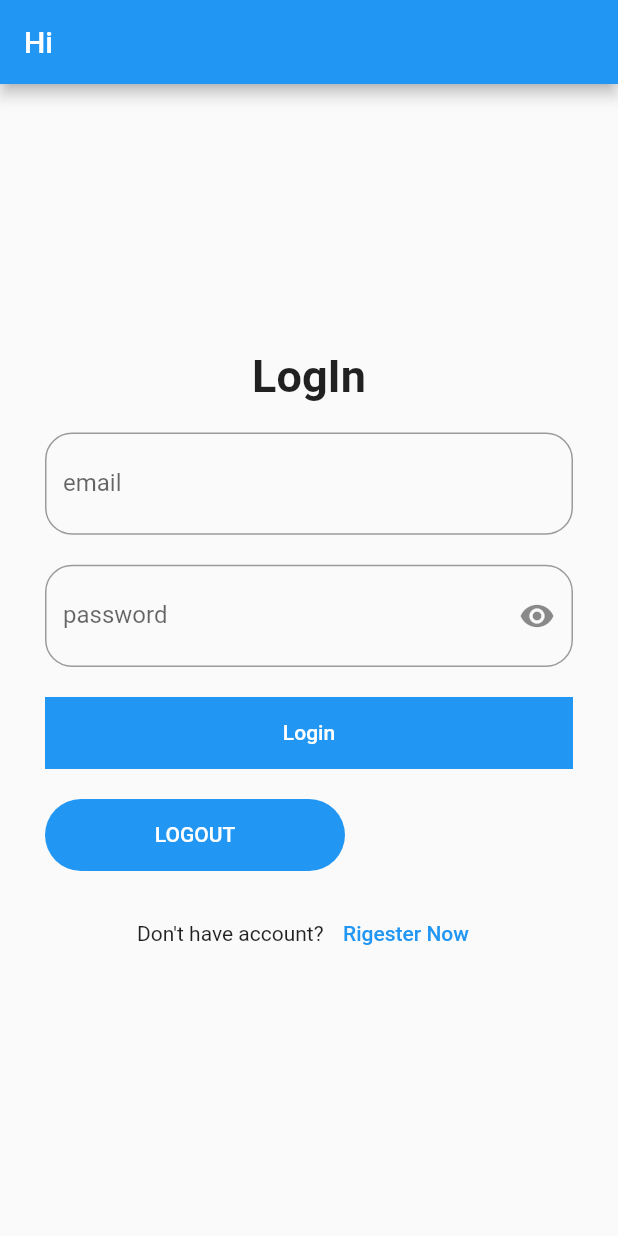
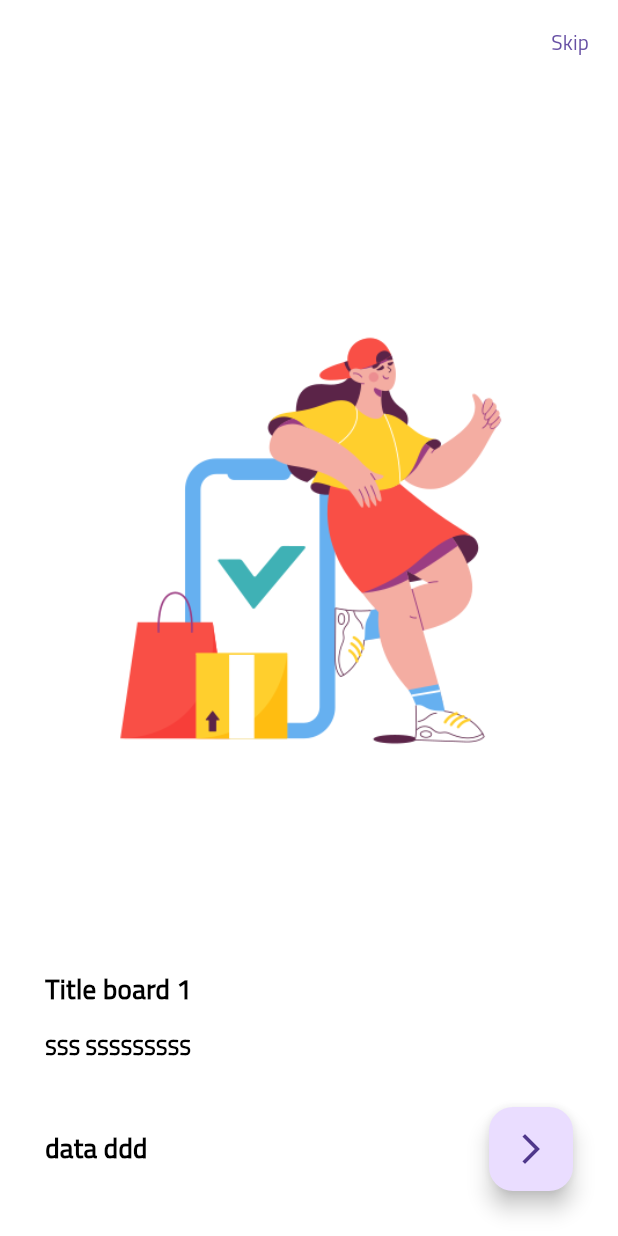
Before and after one commit to abdobassel/shop_e_commerce_flutter, a Flutter app: the screen it shows after launch, on a phone screen of 412 x 824 dp. Run offline on Flutter 3.47's test engine with Material 2 defaults, Android fonts, the phone set to English and light mode, and no system bars; our stand-ins replace dio, flutter_bloc, shared_preferences.

Commit message:
themes and create item pageview onboarding  and row under that

```diff
--- a/lib/main.dart
+++ b/lib/main.dart
@@ -1,5 +1,7 @@
 import 'package:flutter/material.dart';
 import 'package:shop_app/login/login.dart';
+import 'package:shop_app/onBoaring/onboarding_screen.dart';
+import 'package:shop_app/shared/themes.dart';
 
 void main() {
   runApp(const Shop());
@@ -12,7 +14,8 @@ class Shop extends StatelessWidget {
   Widget build(BuildContext context) {
     return MaterialApp(
       debugShowCheckedModeBanner: false,
-      home: Login(),
+      home: onBoardingScreen(),
+      theme: lightTheme,
     );
   }
 }
--- /dev/null
+++ b/lib/onBoaring/onboarding_screen.dart
@@ -0,0 +1,61 @@
+import 'package:flutter/material.dart';
+
+class onBoardingScreen extends StatelessWidget {
+  onBoardingScreen({super.key});
+  var pageController = PageController();
+  @override
+  Widget build(BuildContext context) {
+    return Scaffold(
+      appBar:
+          AppBar(actions: [TextButton(onPressed: () {}, child: Text('Skip'))]),
+      body: Padding(
+        padding: const EdgeInsets.all(30.0),
+        child: Column(
+          crossAxisAlignment: CrossAxisAlignment.start,
+          children: [
+            Expanded(
+              child: PageView.builder(
+                itemBuilder: (context, index) => ItemOnBoarding(),
+                itemCount: 3,
+                controller: pageController,
+                onPageChanged: (value) {},
+              ),
+            ),
+            SizedBox(
+              height: 30,
+            ),
+            Row(
+              mainAxisAlignment: MainAxisAlignment.start,
+              children: [
+                Text('data ddd'),
+                Spacer(),
+                FloatingActionButton(
+                  onPressed: () {},
+                  child: Icon(Icons.arrow_forward_ios),
+                )
+              ],
+            )
+          ],
+        ),
+      ),
+    );
+  }
+
+  Widget ItemOnBoarding() => Column(
+        crossAxisAlignment: CrossAxisAlignment.start,
+        children: [
+          Expanded(child: Image(image: AssetImage('assets/images/done.png'))),
+          SizedBox(
+            height: 25,
+          ),
+          Text(
+            'Title board 1',
+            style: TextStyle(fontSize: 18),
+          ),
+          SizedBox(
+            height: 15,
+          ),
+          Text('SSS SSSSSSSSS', style: TextStyle(fontSize: 14)),
+        ],
+      );
+}
--- /dev/null
+++ b/lib/shared/themes.dart
@@ -0,0 +1,67 @@
+import 'package:flutter/material.dart';
+import 'package:flutter/services.dart';
+
+ThemeData lightTheme = ThemeData(
+  fontFamily: 'cairo',
+  useMaterial3: true,
+  progressIndicatorTheme:
+      ProgressIndicatorThemeData(circularTrackColor: Colors.blue),
+  inputDecorationTheme: InputDecorationTheme(
+      labelStyle: TextStyle(color: const Color.fromARGB(255, 196, 207, 216)),
+      hintStyle: TextStyle(color: Colors.blue)),
+  scaffoldBackgroundColor: Colors.white,
+  appBarTheme: AppBarTheme(
+      scrolledUnderElevation: 0.0,
+      iconTheme: IconThemeData(color: Colors.black),
+      titleTextStyle: TextStyle(
+          color: Colors.black, fontWeight: FontWeight.bold, fontSize: 22),
+      elevation: 0.0,
+      systemOverlayStyle: SystemUiOverlayStyle(
+          statusBarBrightness: Brightness.dark,
+          statusBarIconBrightness: Brightness.dark,
+          statusBarColor: Colors.white),
+      backgroundColor: Colors.white),
+  textTheme: TextTheme(
+    bodyMedium: TextStyle(
+      fontSize: 18,
+      fontWeight: FontWeight.bold,
+      color: Colors.black,
+    ),
+  ),
+  bottomNavigationBarTheme: BottomNavigationBarThemeData(
+    backgroundColor: Colors.white,
+    unselectedItemColor: Colors.black,
+    type: BottomNavigationBarType.fixed,
+    elevation: 0.0,
+  ),
+);
+
+ThemeData darkTheme = ThemeData(
+  scaffoldBackgroundColor: Color(0xff313737),
+  useMaterial3: true,
+  appBarTheme: AppBarTheme(
+      scrolledUnderElevation: 0.0,
+      iconTheme: IconThemeData(color: Colors.white),
+      titleTextStyle: TextStyle(
+          color: Colors.white, fontWeight: FontWeight.bold, fontSize: 22),
+      elevation: 0.0,
+      systemOverlayStyle: SystemUiOverlayStyle(
+          statusBarBrightness: Brightness.light,
+          statusBarIconBrightness: Brightness.light,
+          statusBarColor: Color(0xff313737)),
+      backgroundColor: Color(0xff313737)),
+  textTheme: TextTheme(
+    bodyMedium: TextStyle(
+      fontSize: 18,
+      fontWeight: FontWeight.bold,
+      color: Colors.white,
+    ),
+  ),
+  bottomNavigationBarTheme: BottomNavigationBarThemeData(
+    backgroundColor: Color(0xff313737),
+    unselectedItemColor: Colors.grey,
+    selectedItemColor: Colors.deepOrange,
+    type: BottomNavigationBarType.fixed,
+    elevation: 0.0,
+  ),
+);
```
Also changed, not shown: pubspec.yaml (+7 -7 lines), assets/fonts/Cairo-Regular.ttf (added), lib/shared/styles.dart (added).
